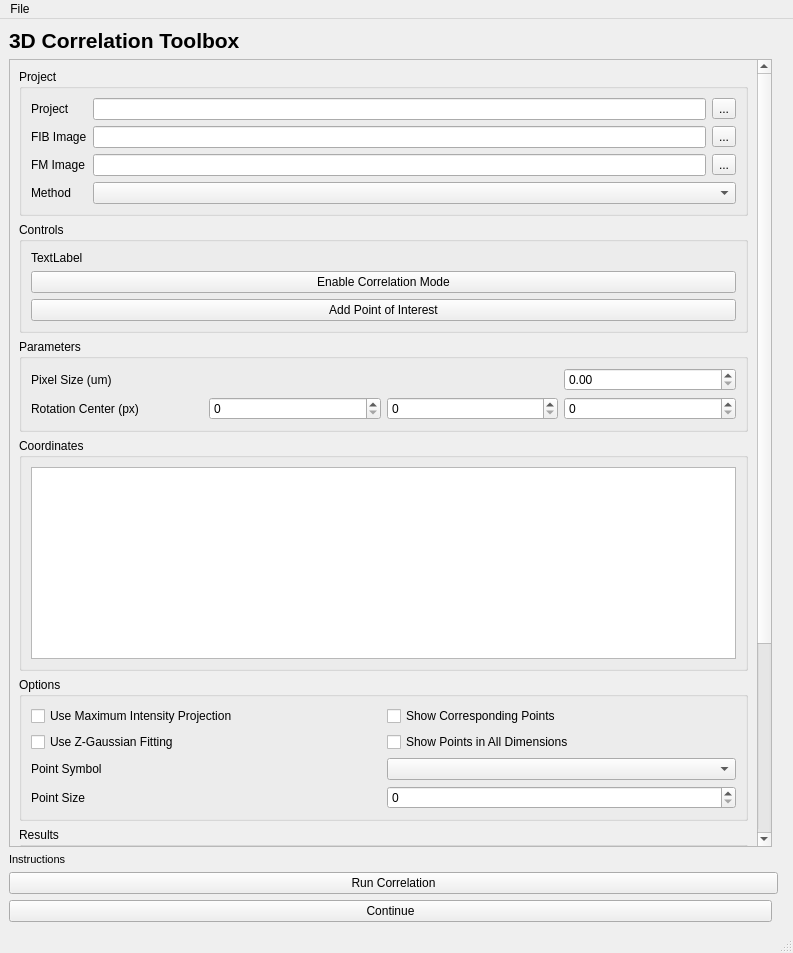
patrickcleeve2/3DCT, file tdct/ui/qt/tdct_main.ui: the form before one commit.
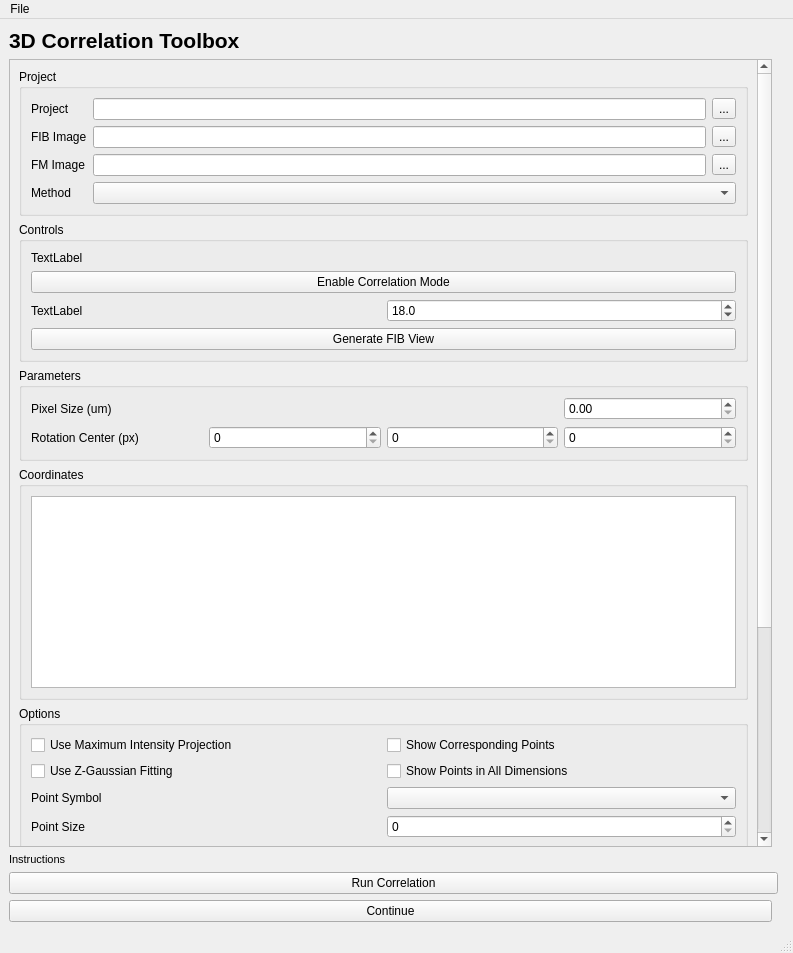
The form after the commit.

Commit message: [feat] view gen

```diff
--- a/tdct/ui/qt/tdct_main.ui
+++ b/tdct/ui/qt/tdct_main.ui
@@ -26,7 +26,7 @@
          <x>0</x>
          <y>0</y>
          <width>747</width>
-         <height>1134</height>
+         <height>1166</height>
         </rect>
        </property>
        <layout class="QGridLayout" name="gridLayout_2">
@@ -384,27 +384,50 @@
            <string>Controls</string>
           </property>
           <layout class="QGridLayout" name="gridLayout_3">
-           <item row="0" column="0">
+           <item row="2" column="1">
+            <widget class="QDoubleSpinBox" name="doubleSpinBox_milling_angle">
+             <property name="decimals">
+              <number>1</number>
+             </property>
+             <property name="minimum">
+              <double>-360.000000000000000</double>
+             </property>
+             <property name="maximum">
+              <double>360.000000000000000</double>
+             </property>
+             <property name="value">
+              <double>18.000000000000000</double>
+             </property>
+            </widget>
+           </item>
+           <item row="0" column="0" colspan="2">
             <widget class="QLabel" name="label_fib_view_information">
              <property name="text">
               <string>TextLabel</string>
              </property>
             </widget>
            </item>
-           <item row="2" column="0">
-            <widget class="QPushButton" name="pushButton_add_poi">
-             <property name="text">
-              <string>Add Point of Interest</string>
-             </property>
-            </widget>
-           </item>
-           <item row="1" column="0">
+           <item row="1" column="0" colspan="2">
             <widget class="QPushButton" name="pushButton_toggle_correlation_mode">
              <property name="text">
               <string>Enable Correlation Mode</string>
              </property>
             </widget>
            </item>
+           <item row="2" column="0">
+            <widget class="QLabel" name="label_milling_angle">
+             <property name="text">
+              <string>TextLabel</string>
+             </property>
+            </widget>
+           </item>
+           <item row="3" column="0" colspan="2">
+            <widget class="QPushButton" name="pushButton_generate_fib_view">
+             <property name="text">
+              <string>Generate FIB View</string>
+             </property>
+            </widget>
+           </item>
           </layout>
          </widget>
         </item>
```
The commit also changes 4 other files.
